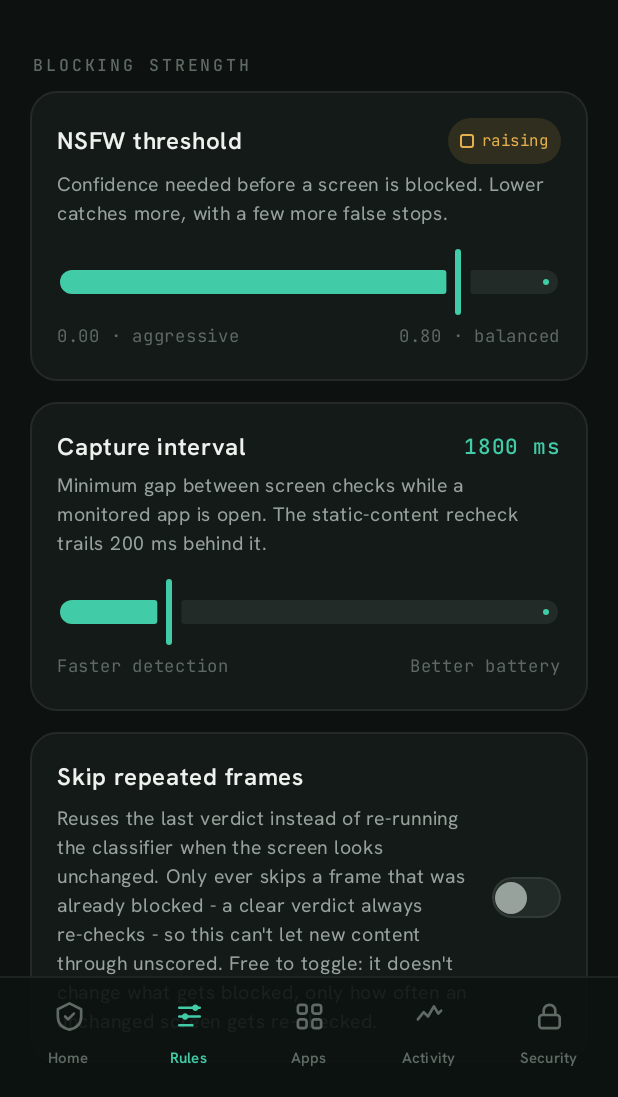
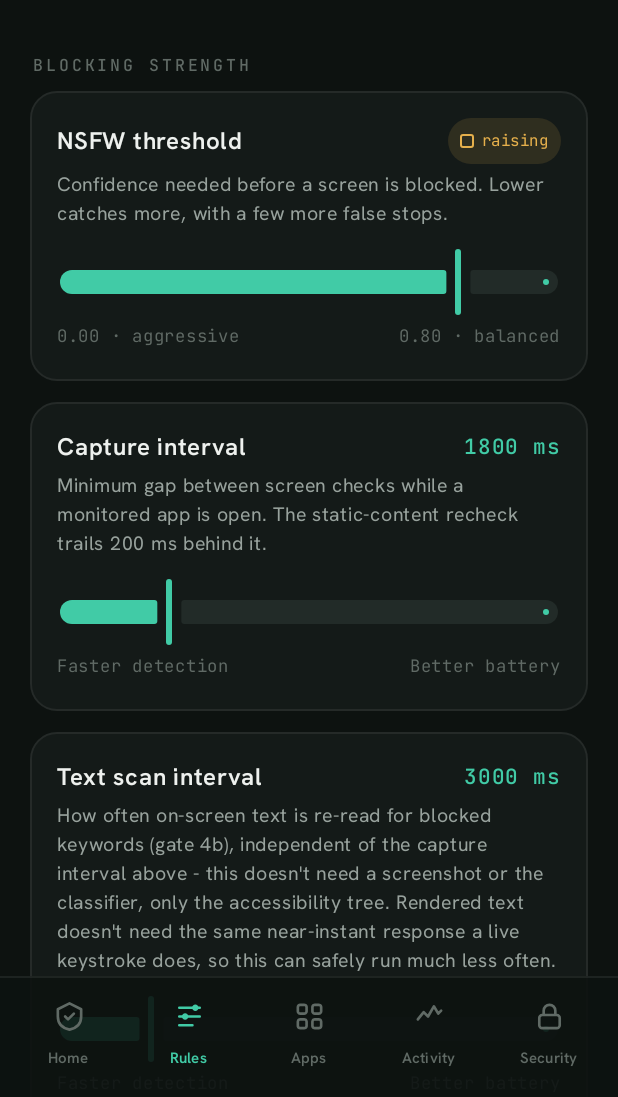
Before and after one commit to yl1nbjaww6741-Org/guard, an Android app built with Jetpack Compose: the screen it shows after launch (SettingsActivity), item 2 of the bottom bar chosen, on a phone screen of 412 x 824 dp, the part 139-1236 px from its top. Run offline under Robolectric (Android 15) with nearby library versions, the phone set to English and light mode, and no system bars.

Commit message:
Decouple text-scan pacing from capture cadence; add a slider for it
Two efficiency changes, one free and one a real user-facing trade-off:

1. Free: capped NodeInspector's visibleText collection at 4000 chars
   (MAX_VISIBLE_TEXT_CHARS). A dense feed/article screen could otherwise
   push visibleText into the tens of KB, and every keyword match
   (IncognitoDetector.CONTENT_KEYWORDS, KeywordBlocklist.EXPLICIT_KEYWORDS)
   scans that whole string. A match is essentially always going to appear,
   if it appears at all, well within the first couple thousand characters,
   so this bounds the worst case with no real-world recall cost.

2. Real trade-off, exposed as a new independent slider:
   PrefsRepository.textScanIntervalMs used to be derived from
   captureThrottleMs, clamped to a fixed 300-500ms range regardless of the
   capture-cadence slider - that clamp existed to guarantee catching a
   typed keystroke within half a second, back when gate 4b matched typed
   input. Now that gate 4b matches rendered on-screen text instead (see the
   last two commits), that urgency doesn't apply the same way - content
   doesn't disappear the instant it renders - so this can run much less
   often for a real battery saving, at the cost of slower detection.
   Split into its own PrefsRepository.textScanIntervalMs (no longer
   derived), new range 300-15000ms, default raised to 3000ms. Added a
   matching Text scan interval slider in RulesTab, full PendingWeakenAction
   wiring (SetTextScanIntervalMs) so raising it (weakening) is
   password-gated like every other strictness slider here, lowering it
   stays free.

Documented the one shared side effect: gate 4's content-based incognito
fallback reads the same walk's visibleText, so it's paced by this slider
too now. Gate 4's primary detection (the window-title check) is a plain
string match with no walk, so it's unaffected and stays instant
regardless.

Verified with ./gradlew assembleDebug.

```diff
--- a/app/src/main/kotlin/com/contentguard/app/scope/PrefsRepository.kt
+++ b/app/src/main/kotlin/com/contentguard/app/scope/PrefsRepository.kt
@@ -69,28 +69,41 @@ class PrefsRepository(context: Context) {
      * run - see ContentGuardService.processFrame's pre-scan gate. Applies in
      * every monitored app, not just browsers: gate 4b's explicit-keyword
      * matching runs everywhere, so the walk that feeds it needs pacing
-     * everywhere too, the same reasoning that originally motivated this for
-     * browsers specifically.
+     * everywhere too.
      *
-     * Derived from [captureThrottleMs] rather than a fixed constant, because
-     * a fixed floor made the capture-cadence slider only half true in
-     * exactly the apps people browse/search in most. Those walks are the
-     * dominant cost there, not the screenshots: a walk is hundreds of binder
-     * calls into the foreground app across up to 400 nodes, and real
-     * on-device logs showed roughly seven of them per successful capture
-     * while scrolling Chrome. Moving the slider toward "Better battery" cut
-     * screenshots and left that untouched.
+     * Independently user-tunable, not derived from [captureThrottleMs] the
+     * way it originally was. That derivation clamped this to a 300-500ms
+     * range regardless of where the capture-cadence slider sat, on the
+     * reasoning that gate 4/4b exist to catch something *typed* within half
+     * a second. Once gate 4b moved to matching rendered on-screen text
+     * instead of live keystrokes (see KeywordBlocklist's doc comment),
+     * that half-second target stopped applying here - on-screen content
+     * doesn't disappear the instant it renders the way a keystroke's
+     * urgency does, so this can run far less often without meaningfully
+     * hurting detection, in exchange for real battery savings: this walk
+     * is hundreds of binder calls into the foreground app across up to 400
+     * nodes, and real on-device logs showed roughly seven of them per
+     * successful capture while scrolling Chrome at the old 300ms floor.
+     * Default of [DEFAULT_TEXT_SCAN_MS] (3s) reflects that - a deliberately
+     * more relaxed starting point than the capture-cadence default, not
+     * just the old derived floor's ceiling. See RulesTab's "Text scan
+     * interval" slider - lower is stricter (weakening move, password-gated
+     * to raise), same convention as [captureThrottleMs].
      *
-     * [MAX_TEXT_SCAN_MS] is a hard ceiling, so this stays a battery trade
-     * and never becomes a detection one: gates 4/4b are what catch a private
-     * tab or an explicit-keyword match, and the design target throughout
-     * this cascade is catching one inside half a second. That ceiling, not
-     * the divisor, is what bounds the saving - at the slowest cadence this
-     * is a ~40% reduction in walk rate, not an unbounded one.
+     * Shared with gate 4's *content*-based incognito fallback
+     * (IncognitoDetector.matchingContentKeyword against the same walk's
+     * visibleText, since they're the same walk) - raising this slider also
+     * paces that fallback more loosely. Gate 4's primary detection (the
+     * window-title check in onAccessibilityEvent) is a plain string match
+     * on the title, not this walk, so it stays instant regardless of where
+     * this slider sits; only the fallback that catches what the title check
+     * misses gets slower.
      */
-    val textScanIntervalMs: Long
-        get() = (captureThrottleMs / TEXT_SCAN_DIVISOR)
-            .coerceIn(MIN_TEXT_SCAN_MS, MAX_TEXT_SCAN_MS)
+    var textScanIntervalMs: Long
+        get() = prefs.getLong(KEY_TEXT_SCAN_INTERVAL_MS, DEFAULT_TEXT_SCAN_MS)
+        set(value) {
+            prefs.edit().putLong(KEY_TEXT_SCAN_INTERVAL_MS, value.coerceIn(MIN_TEXT_SCAN_MS, MAX_TEXT_SCAN_MS)).apply()
+        }
 
     /**
      * FrameDiffGate's own on/off switch - off by default, preserving
@@ -553,6 +566,7 @@ class PrefsRepository(context: Context) {
     sealed class PendingWeakenAction {
         data class SetThreshold(val value: Float) : PendingWeakenAction()
         data class SetCaptureThrottleMs(val value: Long) : PendingWeakenAction()
+        data class SetTextScanIntervalMs(val value: Long) : PendingWeakenAction()
         data class RemoveKeyword(val keyword: String) : PendingWeakenAction()
         object ResetKeywordsToDefault : PendingWeakenAction()
         data class SetStrikesToLockout(val value: Int) : PendingWeakenAction()
@@ -660,6 +674,7 @@ class PrefsRepository(context: Context) {
         when (action) {
             is PendingWeakenAction.SetThreshold -> nsfwThreshold = action.value
             is PendingWeakenAction.SetCaptureThrottleMs -> captureThrottleMs = action.value
+            is PendingWeakenAction.SetTextScanIntervalMs -> textScanIntervalMs = action.value
             is PendingWeakenAction.RemoveKeyword -> removeExplicitKeyword(action.keyword)
             PendingWeakenAction.ResetKeywordsToDefault -> resetExplicitKeywordsToDefault()
             is PendingWeakenAction.SetStrikesToLockout -> strikesToLockout = action.value
@@ -684,6 +699,7 @@ class PrefsRepository(context: Context) {
     private fun PendingWeakenAction.slotKey(): String = when (this) {
         is PendingWeakenAction.SetThreshold -> "SetThreshold"
         is PendingWeakenAction.SetCaptureThrottleMs -> "SetCaptureThrottleMs"
+        is PendingWeakenAction.SetTextScanIntervalMs -> "SetTextScanIntervalMs"
         is PendingWeakenAction.RemoveKeyword -> "RemoveKeyword:$keyword"
         PendingWeakenAction.ResetKeywordsToDefault -> "ResetKeywordsToDefault"
         is PendingWeakenAction.SetStrikesToLockout -> "SetStrikesToLockout"
@@ -746,6 +762,7 @@ class PrefsRepository(context: Context) {
     private fun PendingWeakenAction.typeTag(): String = when (this) {
         is PendingWeakenAction.SetThreshold -> "SetThreshold"
         is PendingWeakenAction.SetCaptureThrottleMs -> "SetCaptureThrottleMs"
+        is PendingWeakenAction.SetTextScanIntervalMs -> "SetTextScanIntervalMs"
         is PendingWeakenAction.RemoveKeyword -> "RemoveKeyword"
         PendingWeakenAction.ResetKeywordsToDefault -> "ResetKeywordsToDefault"
         is PendingWeakenAction.SetStrikesToLockout -> "SetStrikesToLockout"
@@ -768,6 +785,7 @@ class PrefsRepository(context: Context) {
     private fun PendingWeakenAction.paramValue(): String = when (this) {
         is PendingWeakenAction.SetThreshold -> value.toString()
         is PendingWeakenAction.SetCaptureThrottleMs -> value.toString()
+        is PendingWeakenAction.SetTextScanIntervalMs -> value.toString()
         is PendingWeakenAction.RemoveKeyword -> keyword
         PendingWeakenAction.ResetKeywordsToDefault -> ""
         is PendingWeakenAction.SetStrikesToLockout -> value.toString()
@@ -793,6 +811,7 @@ class PrefsRepository(context: Context) {
         when (type) {
             "SetThreshold" -> PendingWeakenAction.SetThreshold(param.toFloat())
             "SetCaptureThrottleMs" -> PendingWeakenAction.SetCaptureThrottleMs(param.toLong())
+            "SetTextScanIntervalMs" -> PendingWeakenAction.SetTextScanIntervalMs(param.toLong())
             "RemoveKeyword" -> PendingWeakenAction.RemoveKeyword(param)
             "ResetKeywordsToDefault" -> PendingWeakenAction.ResetKeywordsToDefault
             "SetStrikesToLockout" -> PendingWeakenAction.SetStrikesToLockout(param.toInt())
@@ -875,6 +894,7 @@ class PrefsRepository(context: Context) {
         private const val KEY_LOCKOUT_PREFIX = "lockout_until_"
         private const val KEY_PASSWORD_HASH = "password_hash"
         private const val KEY_CAPTURE_THROTTLE_MS = "capture_throttle_ms"
+        private const val KEY_TEXT_SCAN_INTERVAL_MS = "text_scan_interval_ms"
         private const val KEY_VERBOSE_LOGGING = "verbose_logging"
         private const val KEY_LAST_HEARTBEAT_AT = "service_last_heartbeat_at_millis"
         private const val KEY_FRAME_DIFF_ENABLED = "frame_diff_gate_enabled"
@@ -910,15 +930,18 @@ class PrefsRepository(context: Context) {
         // actual margin staticRecheckIntervalMs applies.
         const val STATIC_RECHECK_MARGIN_MS = 200L
 
-        // See textScanIntervalMs. The divisor is chosen so the default
-        // 1800ms cadence reproduces the previous hardcoded 300ms exactly,
-        // making this a no-op for anyone who never moved the slider; the
-        // bounds are what actually govern the range. The 500ms ceiling is the
-        // load-bearing one - it keeps gate 4's "catch a private tab inside
-        // half a second" property true at every slider position.
-        const val TEXT_SCAN_DIVISOR = 6L
+        // See textScanIntervalMs. 3s default - deliberately more relaxed
+        // than captureThrottleMs's default, on the reasoning that on-screen
+        // text (what gate 4b now matches) doesn't need the same half-second
+        // response time a live keystroke used to. MIN preserves the old
+        // fast/aggressive floor (300ms) for anyone who wants the previous
+        // behavior back; MAX (15s) is generous headroom for battery -
+        // there's no structural half-second guarantee to protect here the
+        // way there was for the old derived version, only a slower-to-catch
+        // trade-off the slider makes explicit.
+        const val DEFAULT_TEXT_SCAN_MS = 3_000L
         const val MIN_TEXT_SCAN_MS = 300L
-        const val MAX_TEXT_SCAN_MS = 500L
+        const val MAX_TEXT_SCAN_MS = 15_000L
 
         // FrameDiffGate defaults - see FrameDiffGate's own class doc for
         // why these three specifically (similarity threshold, and the two
--- a/app/src/main/kotlin/com/contentguard/app/ui/tabs/RulesTab.kt
+++ b/app/src/main/kotlin/com/contentguard/app/ui/tabs/RulesTab.kt
@@ -52,6 +52,7 @@ fun RulesTab(prefs: PrefsRepository, applyOrChallenge: GateChallenge) {
     var threshold by remember { mutableFloatStateOf(prefs.nsfwThreshold) }
     var dismissOnBlock by remember { mutableStateOf(prefs.dismissOnBlock) }
     var captureThrottleMs by remember { mutableStateOf(prefs.captureThrottleMs) }
+    var textScanIntervalMs by remember { mutableStateOf(prefs.textScanIntervalMs) }
     var explicitKeywords by remember { mutableStateOf(prefs.getExplicitKeywords()) }
     var explicitKeywordsCustomized by remember { mutableStateOf(prefs.explicitKeywordsAreCustomized()) }
     var lockoutDurationMinutes by remember { mutableStateOf(prefs.lockoutDurationMinutes) }
@@ -123,6 +124,40 @@ fun RulesTab(prefs: PrefsRepository, applyOrChallenge: GateChallenge) {
                         }
                     },
                     valueRange = PrefsRepository.MIN_CAPTURE_THROTTLE_MS.toFloat()..PrefsRepository.MAX_CAPTURE_THROTTLE_MS.toFloat(),
+                    colors = SliderDefaults.colors(thumbColor = CGColor.Guard, activeTrackColor = CGColor.Guard, inactiveTrackColor = CGColor.Raise),
+                    modifier = Modifier.padding(top = 12.dp),
+                )
+                Row(modifier = Modifier.fillMaxWidth(), horizontalArrangement = Arrangement.SpaceBetween) {
+                    EndLabel("Faster detection")
+                    EndLabel("Better battery")
+                }
+            }
+        }
+
+        item {
+            CGCard {
+                Row(modifier = Modifier.fillMaxWidth(), horizontalArrangement = Arrangement.SpaceBetween, verticalAlignment = Alignment.CenterVertically) {
+                    CGLabel("Text scan interval")
+                    CGVal("${textScanIntervalMs} ms")
+                }
+                CGHint(
+                    "How often on-screen text is re-read for blocked keywords (gate 4b), independent of " +
+                        "the capture interval above - this doesn't need a screenshot or the classifier, only " +
+                        "the accessibility tree. Rendered text doesn't need the same near-instant response a " +
+                        "live keystroke does, so this can safely run much less often.",
+                )
+                Slider(
+                    value = textScanIntervalMs.toFloat(),
+                    onValueChange = { textScanIntervalMs = it.toLong() },
+                    onValueChangeFinished = {
+                        val newValue = textScanIntervalMs
+                        val oldValue = prefs.textScanIntervalMs
+                        // Lower interval = more frequent rescans = stricter.
+                        applyOrChallenge(newValue > oldValue, { textScanIntervalMs = oldValue }, PrefsRepository.PendingWeakenAction.SetTextScanIntervalMs(newValue)) {
+                            prefs.textScanIntervalMs = newValue
+                        }
+                    },
+                    valueRange = PrefsRepository.MIN_TEXT_SCAN_MS.toFloat()..PrefsRepository.MAX_TEXT_SCAN_MS.toFloat(),
                     colors = SliderDefaults.colors(thumbColor = CGColor.Guard, activeTrackColor = CGColor.Guard, inactiveTrackColor = CGColor.Raise),
                     modifier = Modifier.padding(top = 12.dp),
                 )
--- a/app/src/main/kotlin/com/contentguard/app/ui/tabs/SecurityTab.kt
+++ b/app/src/main/kotlin/com/contentguard/app/ui/tabs/SecurityTab.kt
@@ -256,6 +256,7 @@ private fun PendingUnlockCard(pendingUnlock: PrefsRepository.PendingUnlock, now:
 private fun PrefsRepository.PendingWeakenAction.describeForPendingCard(): String = when (this) {
     is PrefsRepository.PendingWeakenAction.SetThreshold -> "NSFW threshold → ${"%.2f".format(value)}"
     is PrefsRepository.PendingWeakenAction.SetCaptureThrottleMs -> "Capture throttle → ${value}ms"
+    is PrefsRepository.PendingWeakenAction.SetTextScanIntervalMs -> "Text scan interval → ${value}ms"
     is PrefsRepository.PendingWeakenAction.RemoveKeyword -> "Remove keyword \"$keyword\""
     PrefsRepository.PendingWeakenAction.ResetKeywordsToDefault -> "Reset keywords to default"
     is PrefsRepository.PendingWeakenAction.SetStrikesToLockout -> "Strikes to lockout → $value"
```
Also changed, not shown: app/src/main/kotlin/com/contentguard/app/detect/NodeInspector.kt (+13 -1 lines), app/src/main/kotlin/com/contentguard/app/service/ContentGuardService.kt (+13 -10 lines), 1 other file.
